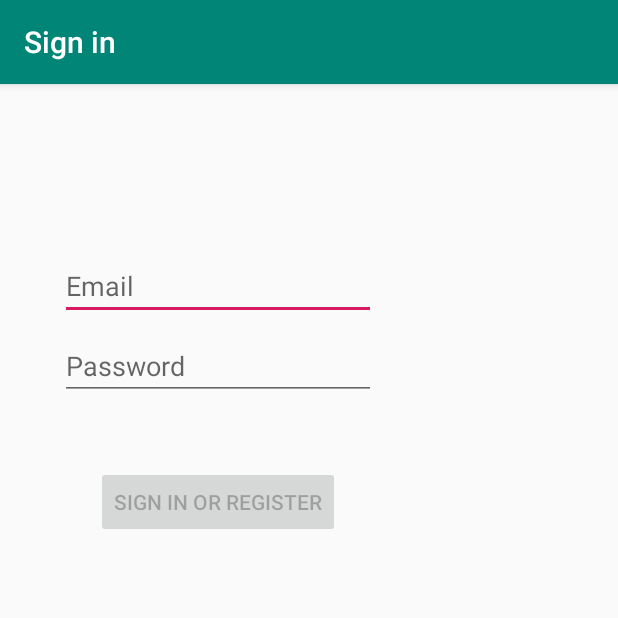
After one commit to SimonWangChen/ganAndroid, an Android app: the LoginActivity screen opened directly, with no data from a screen before it, on a phone screen of 412 x 824 dp, the top half of it. The commit adds this screen. Run offline under Robolectric (Android 15) with nearby library versions, the phone set to English and light mode, and no system bars.

Commit message:
intent share data between activities

```diff
--- a/app/build.gradle
+++ b/app/build.gradle
@@ -23,6 +23,9 @@ dependencies {
     implementation fileTree(dir: 'libs', include: ['*.jar'])
     implementation 'androidx.appcompat:appcompat:1.1.0'
     implementation 'androidx.constraintlayout:constraintlayout:1.1.3'
+    implementation 'com.google.android.material:material:1.0.0'
+    implementation 'androidx.annotation:annotation:1.1.0'
+    implementation 'androidx.lifecycle:lifecycle-extensions:2.0.0'
     testImplementation 'junit:junit:4.12'
     androidTestImplementation 'androidx.test:runner:1.2.0'
     androidTestImplementation 'androidx.test.espresso:espresso-core:3.2.0'
--- /dev/null
+++ b/app/src/main/java/com/proclassmates/ganandroid/ui/login/LoginActivity.java
@@ -0,0 +1,145 @@
+package com.proclassmates.ganandroid.ui.login;
+
+import android.app.Activity;
+
+import androidx.lifecycle.Observer;
+import androidx.lifecycle.ViewModelProviders;
+
+import android.content.Intent;
+import android.os.Bundle;
+
+import androidx.annotation.Nullable;
+import androidx.annotation.StringRes;
+import androidx.appcompat.app.AppCompatActivity;
+
+import android.text.Editable;
+import android.text.TextWatcher;
+import android.view.KeyEvent;
+import android.view.View;
+import android.view.inputmethod.EditorInfo;
+import android.widget.Button;
+import android.widget.EditText;
+import android.widget.ProgressBar;
+import android.widget.TextView;
+import android.widget.Toast;
+
+import com.proclassmates.ganandroid.R;
+import com.proclassmates.ganandroid.ui.login.LoginViewModel;
+import com.proclassmates.ganandroid.ui.login.LoginViewModelFactory;
+
+public class LoginActivity extends AppCompatActivity {
+
+    private LoginViewModel loginViewModel;
+
+    private TextView data;
+
+    @Override
+    public void onCreate(Bundle savedInstanceState) {
+        super.onCreate(savedInstanceState);
+        setContentView(R.layout.activity_login);
+
+        data = findViewById(R.id.data);
+
+        Intent intent = getIntent();
+
+        String intentData = intent.getStringExtra("data");
+
+        data.setText(intentData);
+
+        loginViewModel = ViewModelProviders.of(this, new LoginViewModelFactory())
+                .get(LoginViewModel.class);
+
+        final EditText usernameEditText = findViewById(R.id.username);
+        final EditText passwordEditText = findViewById(R.id.password);
+        final Button loginButton = findViewById(R.id.login);
+        final ProgressBar loadingProgressBar = findViewById(R.id.loading);
+
+        loginViewModel.getLoginFormState().observe(this, new Observer<LoginFormState>() {
+            @Override
+            public void onChanged(@Nullable LoginFormState loginFormState) {
+                if (loginFormState == null) {
+                    return;
+                }
+                loginButton.setEnabled(loginFormState.isDataValid());
+                if (loginFormState.getUsernameError() != null) {
+                    usernameEditText.setError(getString(loginFormState.getUsernameError()));
+                }
+                if (loginFormState.getPasswordError() != null) {
+                    passwordEditText.setError(getString(loginFormState.getPasswordError()));
+                }
+            }
+        });
+
+        loginViewModel.getLoginResult().observe(this, new Observer<LoginResult>() {
+            @Override
+            public void onChanged(@Nullable LoginResult loginResult) {
+                if (loginResult == null) {
+                    return;
+                }
+                loadingProgressBar.setVisibility(View.GONE);
+                if (loginResult.getError() != null) {
+                    showLoginFailed(loginResult.getError());
+                }
+                if (loginResult.getSuccess() != null) {
+                    updateUiWithUser(loginResult.getSuccess());
+                }
+                setResult(Activity.RESULT_OK);
+
+                //Complete and destroy login activity once successful
+                finish();
+            }
+        });
+
+        TextWatcher afterTextChangedListener = new TextWatcher() {
+            @Override
+            public void beforeTextChanged(CharSequence s, int start, int count, int after) {
+                // ignore
+            }
+
+            @Override
+            public void onTextChanged(CharSequence s, int start, int before, int count) {
+                // ignore
+            }
+
+            @Override
+            public void afterTextChanged(Editable s) {
+                loginViewModel.loginDataChanged(usernameEditText.getText().toString(),
+                        passwordEditText.getText().toString());
+            }
+        };
+        usernameEditText.addTextChangedListener(afterTextChangedListener);
+        passwordEditText.addTextChangedListener(afterTextChangedListener);
+        passwordEditText.setOnEditorActionListener(new TextView.OnEditorActionListener() {
+
+            @Override
+            public boolean onEditorAction(TextView v, int actionId, KeyEvent event) {
+                if (actionId == EditorInfo.IME_ACTION_DONE) {
+                    loginViewModel.login(usernameEditText.getText().toString(),
+                            passwordEditText.getText().toString());
+                }
+                return false;
+            }
+        });
+
+        loginButton.setOnClickListener(new View.OnClickListener() {
+            @Override
+            public void onClick(View v) {
+                loadingProgressBar.setVisibility(View.VISIBLE);
+                loginViewModel.login(usernameEditText.getText().toString(),
+                        passwordEditText.getText().toString());
+            }
+        });
+    }
+
+    private void updateUiWithUser(LoggedInUserView model) {
+        String welcome = getString(R.string.welcome) + model.getDisplayName();
+        // TODO : initiate successful logged in experience
+        Toast.makeText(getApplicationContext(), welcome, Toast.LENGTH_LONG).show();
+    }
+
+    private void showLoginFailed(@StringRes Integer errorString) {
+        Toast.makeText(getApplicationContext(), errorString, Toast.LENGTH_SHORT).show();
+    }
+
+
+}
--- /dev/null
+++ b/app/src/main/java/com/proclassmates/ganandroid/ui/login/LoginViewModel.java
@@ -0,0 +1,70 @@
+package com.proclassmates.ganandroid.ui.login;
+
+import androidx.lifecycle.LiveData;
+import androidx.lifecycle.MutableLiveData;
+import androidx.lifecycle.ViewModel;
+
+import android.util.Patterns;
+
+import com.proclassmates.ganandroid.data.LoginRepository;
+import com.proclassmates.ganandroid.data.Result;
+import com.proclassmates.ganandroid.data.model.LoggedInUser;
+import com.proclassmates.ganandroid.R;
+
+public class LoginViewModel extends ViewModel {
+
+    private MutableLiveData<LoginFormState> loginFormState = new MutableLiveData<>();
+    private MutableLiveData<LoginResult> loginResult = new MutableLiveData<>();
+    private LoginRepository loginRepository;
+
+    LoginViewModel(LoginRepository loginRepository) {
+        this.loginRepository = loginRepository;
+    }
+
+    LiveData<LoginFormState> getLoginFormState() {
+        return loginFormState;
+    }
+
+    LiveData<LoginResult> getLoginResult() {
+        return loginResult;
+    }
+
+    public void login(String username, String password) {
+        // can be launched in a separate asynchronous job
+        Result<LoggedInUser> result = loginRepository.login(username, password);
+
+        if (result instanceof Result.Success) {
+            LoggedInUser data = ((Result.Success<LoggedInUser>) result).getData();
+            loginResult.setValue(new LoginResult(new LoggedInUserView(data.getDisplayName())));
+        } else {
+            loginResult.setValue(new LoginResult(R.string.login_failed));
+        }
+    }
+
+    public void loginDataChanged(String username, String password) {
+        if (!isUserNameValid(username)) {
+            loginFormState.setValue(new LoginFormState(R.string.invalid_username, null));
+        } else if (!isPasswordValid(password)) {
+            loginFormState.setValue(new LoginFormState(null, R.string.invalid_password));
+        } else {
+            loginFormState.setValue(new LoginFormState(true));
+        }
+    }
+
+    // A placeholder username validation check
+    private boolean isUserNameValid(String username) {
+        if (username == null) {
+            return false;
+        }
+        if (username.contains("@")) {
+            return Patterns.EMAIL_ADDRESS.matcher(username).matches();
+        } else {
+            return !username.trim().isEmpty();
+        }
+    }
+
+    // A placeholder password validation check
+    private boolean isPasswordValid(String password) {
+        return password != null && password.trim().length() > 5;
+    }
+}
--- /dev/null
+++ b/app/src/main/java/com/proclassmates/ganandroid/ui/login/LoginViewModelFactory.java
@@ -0,0 +1,26 @@
+package com.proclassmates.ganandroid.ui.login;
+
+import androidx.lifecycle.ViewModel;
+import androidx.lifecycle.ViewModelProvider;
+import androidx.annotation.NonNull;
+
+import com.proclassmates.ganandroid.data.LoginDataSource;
+import com.proclassmates.ganandroid.data.LoginRepository;
+
+/**
+ * ViewModel provider factory to instantiate LoginViewModel.
+ * Required given LoginViewModel has a non-empty constructor
+ */
+public class LoginViewModelFactory implements ViewModelProvider.Factory {
+
+    @NonNull
+    @Override
+    @SuppressWarnings("unchecked")
+    public <T extends ViewModel> T create(@NonNull Class<T> modelClass) {
+        if (modelClass.isAssignableFrom(LoginViewModel.class)) {
+            return (T) new LoginViewModel(LoginRepository.getInstance(new LoginDataSource()));
+        } else {
+            throw new IllegalArgumentException("Unknown ViewModel class");
+        }
+    }
+}
--- /dev/null
+++ b/app/src/main/res/layout/activity_login.xml
@@ -0,0 +1,86 @@
+<?xml version="1.0" encoding="utf-8"?>
+<androidx.constraintlayout.widget.ConstraintLayout xmlns:android="http://schemas.android.com/apk/res/android"
+    xmlns:app="http://schemas.android.com/apk/res-auto"
+    xmlns:tools="http://schemas.android.com/tools"
+    android:id="@+id/container"
+    android:layout_width="wrap_content"
+    android:layout_height="wrap_content"
+    android:paddingLeft="@dimen/activity_horizontal_margin"
+    android:paddingTop="@dimen/activity_vertical_margin"
+    android:paddingRight="@dimen/activity_horizontal_margin"
+    android:paddingBottom="@dimen/activity_vertical_margin"
+    tools:context=".ui.login.LoginActivity">
+
+    <EditText
+        android:id="@+id/username"
+        android:layout_width="0dp"
+        android:layout_height="wrap_content"
+        android:layout_marginStart="24dp"
+        android:layout_marginTop="96dp"
+        android:layout_marginEnd="24dp"
+
+        android:hint="@string/prompt_email"
+        android:inputType="textEmailAddress"
+        android:selectAllOnFocus="true"
+        app:layout_constraintEnd_toEndOf="parent"
+        app:layout_constraintStart_toStartOf="parent"
+        app:layout_constraintTop_toTopOf="parent" />
+
+    <EditText
+        android:id="@+id/password"
+        android:layout_width="0dp"
+        android:layout_height="wrap_content"
+        android:layout_marginStart="24dp"
+        android:layout_marginTop="8dp"
+        android:layout_marginEnd="24dp"
+
+        android:hint="@string/prompt_password"
+        android:imeActionLabel="@string/action_sign_in_short"
+        android:imeOptions="actionDone"
+        android:inputType="textPassword"
+        android:selectAllOnFocus="true"
+        app:layout_constraintEnd_toEndOf="parent"
+        app:layout_constraintStart_toStartOf="parent"
+        app:layout_constraintTop_toBottomOf="@+id/username" />
+
+    <Button
+        android:id="@+id/login"
+        android:layout_width="wrap_content"
+        android:layout_height="wrap_content"
+        android:layout_gravity="start"
+        android:layout_marginStart="48dp"
+        android:layout_marginTop="16dp"
+        android:layout_marginEnd="48dp"
+        android:layout_marginBottom="64dp"
+        android:enabled="false"
+        android:text="@string/action_sign_in"
+        app:layout_constraintBottom_toBottomOf="parent"
+        app:layout_constraintEnd_toEndOf="parent"
+        app:layout_constraintStart_toStartOf="parent"
+        app:layout_constraintTop_toBottomOf="@+id/password"
+        app:layout_constraintVertical_bias="0.2" />
+
+    <ProgressBar
+        android:id="@+id/loading"
+        android:layout_width="wrap_content"
+        android:layout_height="wrap_content"
+        android:layout_gravity="center"
+        android:layout_marginStart="32dp"
+        android:layout_marginTop="64dp"
+        android:layout_marginEnd="32dp"
+        android:layout_marginBottom="64dp"
+        android:visibility="gone"
+        app:layout_constraintBottom_toBottomOf="parent"
+        app:layout_constraintEnd_toEndOf="@+id/password"
+        app:layout_constraintStart_toStartOf="@+id/password"
+        app:layout_constraintTop_toTopOf="parent"
+        app:layout_constraintVertical_bias="0.3" />
+
+    <TextView
+        android:id="@+id/data"
+        android:layout_width="wrap_content"
+        android:layout_height="wrap_content"
+        android:layout_marginTop="156dp"
+        app:layout_constraintStart_toStartOf="parent"
+        app:layout_constraintTop_toBottomOf="@+id/login" />
+</androidx.constraintlayout.widget.ConstraintLayout>
--- /dev/null
+++ b/app/src/main/res/values/dimens.xml
@@ -0,0 +1,5 @@
+<resources>
+    <!-- Default screen margins, per the Android Design guidelines. -->
+    <dimen name="activity_horizontal_margin">16dp</dimen>
+    <dimen name="activity_vertical_margin">16dp</dimen>
+</resources>
--- a/app/src/main/res/values/strings.xml
+++ b/app/src/main/res/values/strings.xml
@@ -1,3 +1,12 @@
 <resources>
     <string name="app_name">GanAndroid</string>
+    <string name="title_activity_login">Sign in</string>
+    <string name="prompt_email">Email</string>
+    <string name="prompt_password">Password</string>
+    <string name="action_sign_in">Sign in or register</string>
+    <string name="action_sign_in_short">Sign in</string>
+    <string name="welcome">"Welcome !"</string>
+    <string name="invalid_username">Not a valid username</string>
+    <string name="invalid_password">Password must be >5 characters</string>
+    <string name="login_failed">"Login failed"</string>
 </resources>
```
Also changed, not shown: app/src/main/AndroidManifest.xml (+6 -3 lines), app/src/main/java/com/proclassmates/ganandroid/MainActivity.java (+19 -0 lines), app/src/main/java/com/proclassmates/ganandroid/data/LoginDataSource.java (added, +29 -0 lines), app/src/main/java/com/proclassmates/ganandroid/data/LoginRepository.java (added, +54 -0 lines), app/src/main/java/com/proclassmates/ganandroid/data/Result.java (added, +48 -0 lines), app/src/main/java/com/proclassmates/ganandroid/data/model/LoggedInUser.java (added, +23 -0 lines), app/src/main/java/com/proclassmates/ganandroid/ui/login/LoggedInUserView.java (added, +17 -0 lines), app/src/main/java/com/proclassmates/ganandroid/ui/login/LoginFormState.java (added, +40 -0 lines), app/src/main/java/com/proclassmates/ganandroid/ui/login/LoginResult.java (added, +31 -0 lines), app/src/main/res/layout/activity_main.xml (+13 -0 lines).
